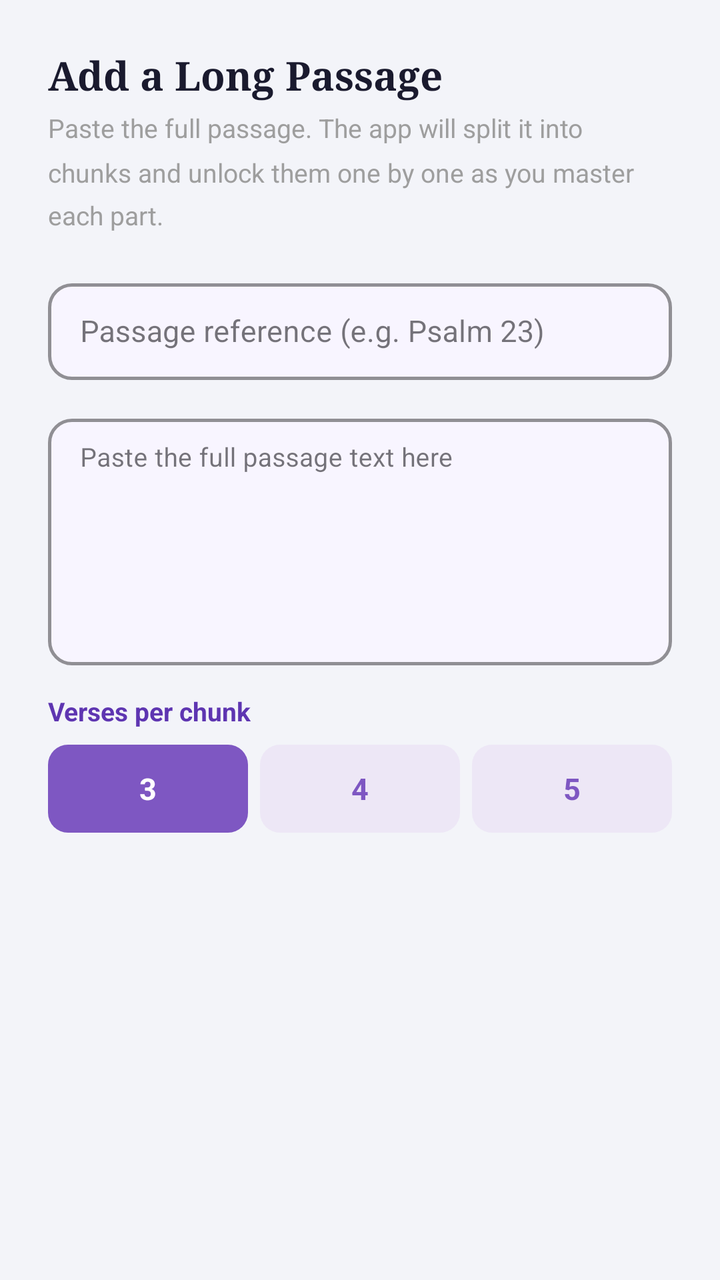
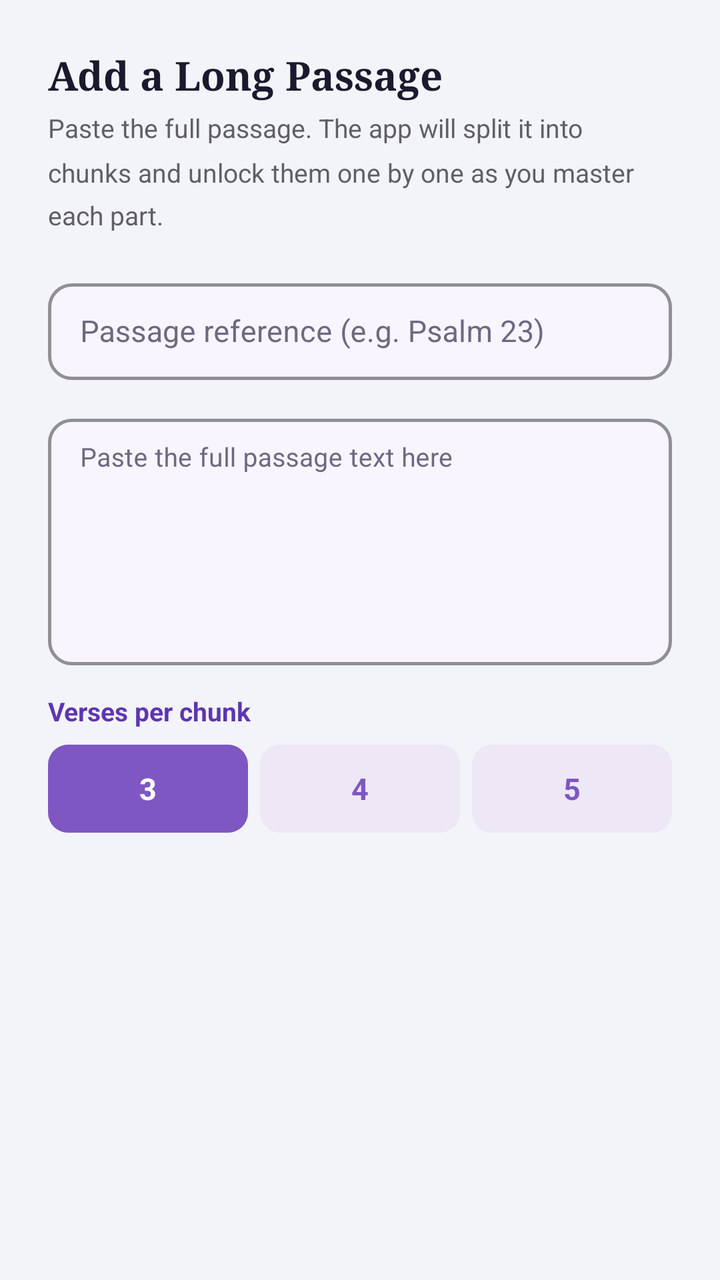

The first picture is an Android layout as it rendered before a commit; the second is the same layout after the commit. The layout source and the unified diff follow.
<!-- AndroidManifest.xml: application theme Theme.SpiritualTracker -->
<!-- res/layout/dialog_add_passage.xml -->
<?xml version="1.0" encoding="utf-8"?>
<ScrollView xmlns:android="http://schemas.android.com/apk/res/android"
    xmlns:app="http://schemas.android.com/apk/res-auto"
    android:layout_width="match_parent"
    android:layout_height="wrap_content">

    <LinearLayout
        android:layout_width="match_parent"
        android:layout_height="wrap_content"
        android:orientation="vertical"
        android:padding="24dp">

        <TextView
            android:layout_width="wrap_content"
            android:layout_height="wrap_content"
            android:text="Add a Long Passage"
            android:textColor="#1A1A2E"
            android:textSize="20sp"
            android:textStyle="bold"
            android:fontFamily="serif"
            android:layout_marginBottom="4dp"/>

        <TextView
            android:layout_width="wrap_content"
            android:layout_height="wrap_content"
            android:text="Paste the full passage. The app will split it into chunks and unlock them one by one as you master each part."
            android:textColor="#9E9E9E"
            android:textSize="13sp"
            android:lineSpacingMultiplier="1.4"
            android:layout_marginBottom="20dp"/>

        
        <com.google.android.material.textfield.TextInputLayout
            android:layout_width="match_parent"
            android:layout_height="wrap_content"
            android:hint="Passage reference (e.g. Psalm 23)"
            android:layout_marginBottom="14dp"
            app:boxCornerRadiusTopStart="12dp"
            app:boxCornerRadiusTopEnd="12dp"
            app:boxCornerRadiusBottomStart="12dp"
            app:boxCornerRadiusBottomEnd="12dp"
            app:boxStrokeColor="#7E57C2"
            app:boxStrokeWidth="1.5dp"
            app:boxStrokeWidthFocused="2dp"
            app:hintTextColor="#1A1A2E"
            app:boxBackgroundColor="#F8F5FF"
            style="@style/Widget.MaterialComponents.TextInputLayout.OutlinedBox">

            <com.google.android.material.textfield.TextInputEditText
                android:id="@+id/etPassageReference"
                android:layout_width="match_parent"
                android:layout_height="wrap_content"
                android:inputType="text"
                android:maxLines="1"
                android:textColor="#1A1A2E"
                android:textSize="15sp"
                android:paddingTop="14dp"
                android:paddingBottom="14dp"/>
        </com.google.android.material.textfield.TextInputLayout>

        
        <com.google.android.material.textfield.TextInputLayout
            android:layout_width="match_parent"
            android:layout_height="wrap_content"
            android:hint="Paste the full passage text here"
            android:layout_marginBottom="14dp"
            app:boxCornerRadiusTopStart="12dp"
            app:boxCornerRadiusTopEnd="12dp"
            app:boxCornerRadiusBottomStart="12dp"
            app:boxCornerRadiusBottomEnd="12dp"
            app:boxStrokeColor="#7E57C2"
            app:boxStrokeWidth="1.5dp"
            app:boxStrokeWidthFocused="2dp"
            app:hintTextColor="#1A1A2E"
            app:boxBackgroundColor="#F8F5FF"
            style="@style/Widget.MaterialComponents.TextInputLayout.OutlinedBox">

            <com.google.android.material.textfield.TextInputEditText
                android:id="@+id/etPassageText"
                android:layout_width="match_parent"
                android:layout_height="wrap_content"
                android:inputType="textMultiLine"
                android:minLines="6"
                android:gravity="top|start"
                android:textColor="#1A1A2E"
                android:textSize="13sp"
                android:paddingTop="12dp"/>
        </com.google.android.material.textfield.TextInputLayout>

        
        <TextView
            android:layout_width="wrap_content"
            android:layout_height="wrap_content"
            android:text="Verses per chunk"
            android:textColor="#5E35B1"
            android:textSize="13sp"
            android:textStyle="bold"
            android:layout_marginBottom="8dp"/>

        <LinearLayout
            android:layout_width="match_parent"
            android:layout_height="wrap_content"
            android:orientation="horizontal"
            android:layout_marginBottom="18dp">

            <TextView
                android:id="@+id/btnChunk3"
                android:layout_width="0dp"
                android:layout_height="44dp"
                android:layout_weight="1"
                android:layout_marginEnd="6dp"
                android:gravity="center"
                android:text="3"
                android:textSize="15sp"
                android:textStyle="bold"
                android:textColor="#FFFFFF"
                android:background="@drawable/chunk_btn_selected"/>

            <TextView
                android:id="@+id/btnChunk4"
                android:layout_width="0dp"
                android:layout_height="44dp"
                android:layout_weight="1"
                android:layout_marginEnd="6dp"
                android:gravity="center"
                android:text="4"
                android:textSize="15sp"
                android:textStyle="bold"
                android:textColor="#7E57C2"
                android:background="@drawable/chunk_btn_unselected"/>

            <TextView
                android:id="@+id/btnChunk5"
                android:layout_width="0dp"
                android:layout_height="44dp"
                android:layout_weight="1"
                android:gravity="center"
                android:text="5"
                android:textSize="15sp"
                android:textStyle="bold"
                android:textColor="#7E57C2"
                android:background="@drawable/chunk_btn_unselected"/>
        </LinearLayout>

        
        <CheckBox
            android:id="@+id/cbPassageShared"
            android:layout_width="match_parent"
            android:layout_height="wrap_content"
            android:text="Share with my partner"
            android:textColor="#5E35B1"
            android:textSize="14sp"
            android:buttonTint="#7E57C2"
            android:visibility="gone"/>

    </LinearLayout>
</ScrollView>
<!-- resources referenced by this layout -->
<resources>
  <!-- drawable chunk_btn_selected (drawable) -->
  <?xml version="1.0" encoding="utf-8"?>
  <shape xmlns:android="http://schemas.android.com/apk/res/android"
      android:shape="rectangle">
      <solid android:color="#7E57C2"/>
      <corners android:radius="10dp"/>
  </shape>
  <!-- drawable chunk_btn_unselected (drawable) -->
  <?xml version="1.0" encoding="utf-8"?>
  <shape xmlns:android="http://schemas.android.com/apk/res/android"
      android:shape="rectangle">
      <solid android:color="#EDE7F6"/>
      <corners android:radius="10dp"/>
  </shape>
  <style name="Theme.SpiritualTracker" parent="Base.Theme.SpiritualTracker" />
  <style name="Base.Theme.SpiritualTracker" parent="Theme.Material3.DayNight.NoActionBar">
          <item name="colorPrimary">#7E57C2</item>
          <item name="colorOnPrimary">#FFFFFF</item>
          <item name="colorSecondaryContainer">#D1C4E9</item>
          <item name="colorOnSecondaryContainer">#7E57C2</item>
          <item name="android:windowBackground">#F3F4F9</item>
          
          <item name="android:navigationBarColor">#F5F5F5</item>
          <item name="android:windowLightNavigationBar" tools:targetApi="27">true</item>
      </style>
</resources>

<!-- the commit's change to res/layout/dialog_add_passage.xml (unified diff, before → after) -->
@@ -24,7 +24,7 @@
             android:layout_width="wrap_content"
             android:layout_height="wrap_content"
             android:text="Paste the full passage. The app will split it into chunks and unlock them one by one as you master each part."
-            android:textColor="#9E9E9E"
+            android:textColor="#5F5F64"
             android:textSize="13sp"
             android:lineSpacingMultiplier="1.4"
             android:layout_marginBottom="20dp"/>
@@ -44,6 +44,7 @@
             app:boxStrokeWidthFocused="2dp"
             app:hintTextColor="#1A1A2E"
             app:boxBackgroundColor="#F8F5FF"
+        android:textColorHint="#6E6880"
             style="@style/Widget.MaterialComponents.TextInputLayout.OutlinedBox">
 
             <com.google.android.material.textfield.TextInputEditText
@@ -73,6 +74,7 @@
             app:boxStrokeWidthFocused="2dp"
             app:hintTextColor="#1A1A2E"
             app:boxBackgroundColor="#F8F5FF"
+        android:textColorHint="#6E6880"
             style="@style/Widget.MaterialComponents.TextInputLayout.OutlinedBox">
 
             <com.google.android.material.textfield.TextInputEditText
